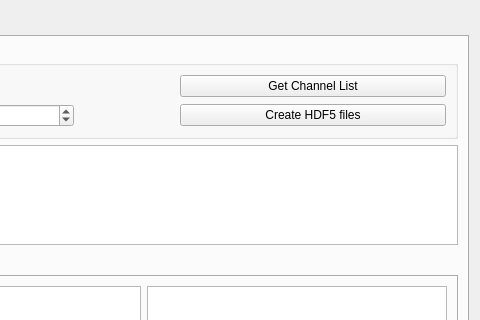
Above: gui/UIDAQ.ui from cgre23/XFEL-DAQ-Datastream-Parser before the change; both pictures show x 851 to 1331 and y 0 to 320 of the 1331 by 698 pixel window. Below: the same form after it.
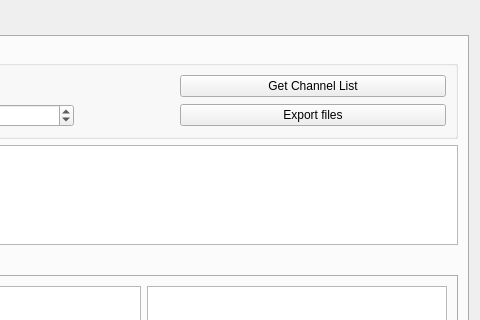
That is the form after the change.

The edit to the form file:
```diff
--- a/gui/UIDAQ.ui
+++ b/gui/UIDAQ.ui
@@ -505,7 +505,7 @@
           <item row="3" column="8">
            <widget class="QPushButton" name="pushButton">
             <property name="text">
-             <string>Create HDF5 files</string>
+             <string>Export files</string>
             </property>
            </widget>
           </item>
```
Left out of the diff: 9 changed lines with no effect on the pictures.
